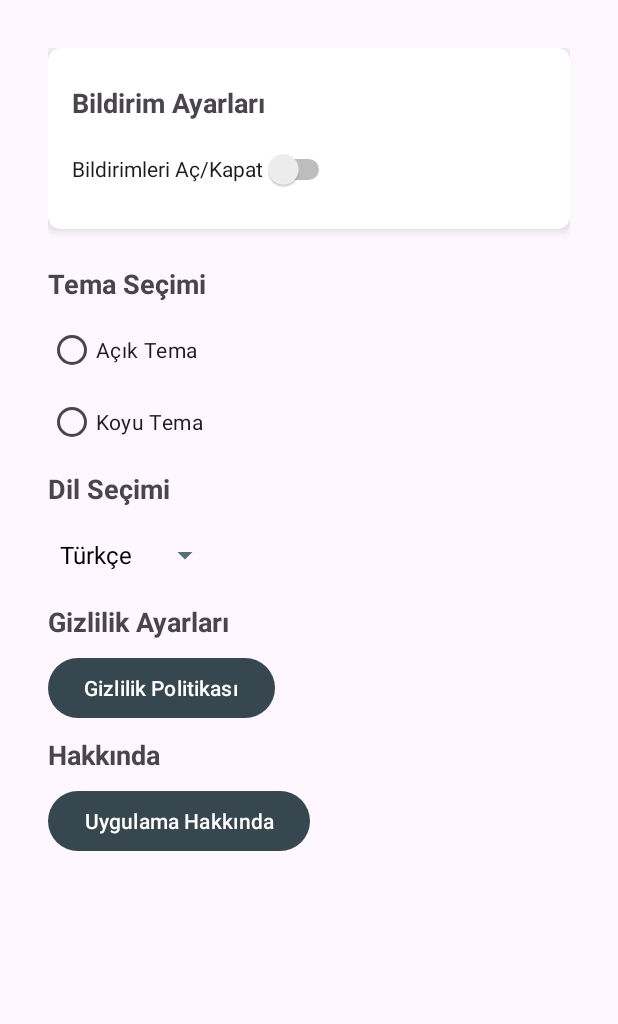
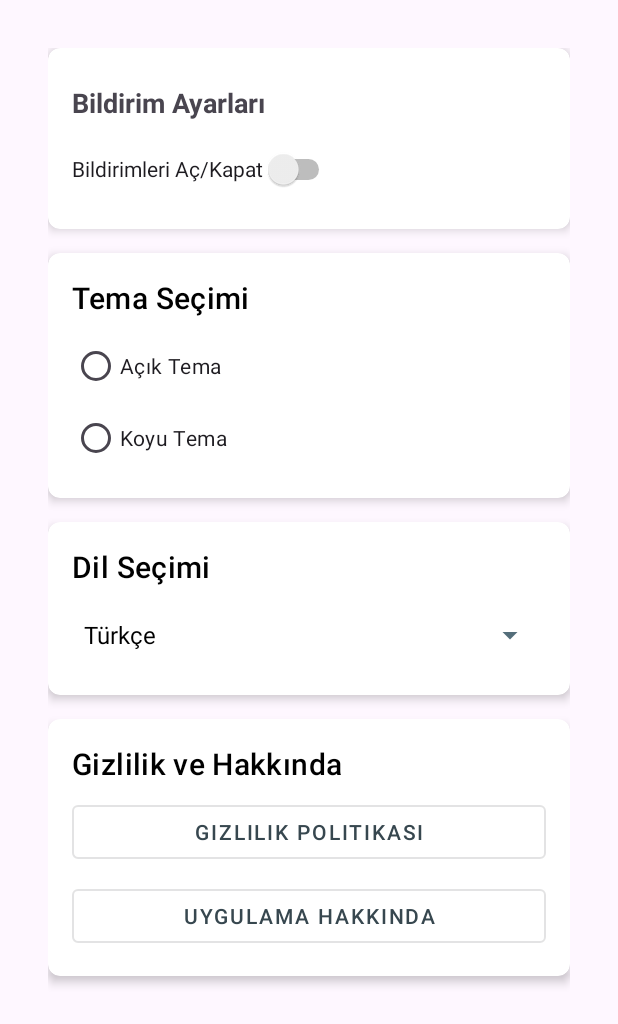
Before and after one commit to feyzullahdurasi/Kuafo-rApp, an Android app: the layout fragment_settings.xml on its own in the app's theme, with its tools: preview values and no code run, on a phone screen of 412 x 824 dp. Shown: the top 1024 px of the screen. Run offline under Robolectric (Android 15) with nearby library versions, the light colour scheme and no system bars.

```diff
--- /dev/null
+++ b/app/src/main/res/drawable/baseline_share_24.xml
@@ -0,0 +1,5 @@
+<vector xmlns:android="http://schemas.android.com/apk/res/android" android:height="24dp" android:tint="#000000" android:viewportHeight="24" android:viewportWidth="24" android:width="24dp">
+
+    <path android:fillColor="@android:color/white" android:pathData="M18,16.08c-0.76,0 -1.44,0.3 -1.96,0.77L8.91,12.7c0.05,-0.23 0.09,-0.46 0.09,-0.7s-0.04,-0.47 -0.09,-0.7l7.05,-4.11c0.54,0.5 1.25,0.81 2.04,0.81 1.66,0 3,-1.34 3,-3s-1.34,-3 -3,-3 -3,1.34 -3,3c0,0.24 0.04,0.47 0.09,0.7L8.04,9.81C7.5,9.31 6.79,9 6,9c-1.66,0 -3,1.34 -3,3s1.34,3 3,3c0.79,0 1.5,-0.31 2.04,-0.81l7.12,4.16c-0.05,0.21 -0.08,0.43 -0.08,0.65 0,1.61 1.31,2.92 2.92,2.92 1.61,0 2.92,-1.31 2.92,-2.92s-1.31,-2.92 -2.92,-2.92z"/>
+
+</vector>
--- /dev/null
+++ b/app/src/main/res/drawable/circular_image_background.xml
@@ -0,0 +1,6 @@
+<?xml version="1.0" encoding="utf-8"?>
+<shape
+    xmlns:android="http://schemas.android.com/apk/res/android">
+    <corners android:radius="50dp" />
+    <solid android:color="@android:color/darker_gray" />
+</shape>
--- /dev/null
+++ b/app/src/main/res/drawable/rounded_rating_background.xml
@@ -0,0 +1,6 @@
+<?xml version="1.0" encoding="utf-8"?>
+<shape
+    xmlns:android="http://schemas.android.com/apk/res/android">
+    <solid android:color="@color/blue" />
+    <corners android:radius="12dp" />
+</shape>
--- a/app/src/main/res/layout/fragment_settings.xml
+++ b/app/src/main/res/layout/fragment_settings.xml
@@ -1,5 +1,5 @@
 <?xml version="1.0" encoding="utf-8"?>
-<ScrollView
+<androidx.core.widget.NestedScrollView
     xmlns:android="http://schemas.android.com/apk/res/android"
     xmlns:tools="http://schemas.android.com/tools"
     android:layout_width="match_parent"
@@ -44,77 +44,114 @@
             </LinearLayout>
         </com.google.android.material.card.MaterialCardView>
         <!-- Tema Ayarları -->
+        <com.google.android.material.card.MaterialCardView
+            android:layout_width="match_parent"
+            android:layout_height="wrap_content"
+            android:layout_marginBottom="16dp"
+            app:cardCornerRadius="8dp"
+            app:cardElevation="4dp">
+
+            <LinearLayout
+                android:layout_width="match_parent"
+                android:layout_height="wrap_content"
+                android:orientation="vertical"
+                android:padding="16dp">
+
                 <TextView
                     android:layout_width="wrap_content"
                     android:layout_height="wrap_content"
                     android:text="Tema Seçimi"
-            android:textStyle="bold"
-            android:textSize="18sp"
-            android:paddingVertical="8dp" />
+                    android:textAppearance="?attr/textAppearanceHeadline6"
+                    android:layout_marginBottom="8dp"/>
 
                 <RadioGroup
                     android:id="@+id/themeRadioGroup"
-            android:layout_width="wrap_content"
+                    android:layout_width="match_parent"
                     android:layout_height="wrap_content">
 
-            <RadioButton
+                    <com.google.android.material.radiobutton.MaterialRadioButton
                         android:id="@+id/lightThemeButton"
-                android:layout_width="wrap_content"
+                        android:layout_width="match_parent"
                         android:layout_height="wrap_content"
                         android:text="Açık Tema" />
 
-            <RadioButton
+                    <com.google.android.material.radiobutton.MaterialRadioButton
                         android:id="@+id/darkThemeButton"
-                android:layout_width="wrap_content"
+                        android:layout_width="match_parent"
                         android:layout_height="wrap_content"
                         android:text="Koyu Tema" />
                 </RadioGroup>
+            </LinearLayout>
+        </com.google.android.material.card.MaterialCardView>
 
         <!-- Dil Ayarları -->
+        <com.google.android.material.card.MaterialCardView
+            android:layout_width="match_parent"
+            android:layout_height="wrap_content"
+            android:layout_marginBottom="16dp"
+            app:cardCornerRadius="8dp"
+            app:cardElevation="4dp">
+
+        <LinearLayout
+            android:layout_width="match_parent"
+            android:layout_height="wrap_content"
+            android:orientation="vertical"
+            android:padding="16dp">
+
             <TextView
                 android:layout_width="wrap_content"
                 android:layout_height="wrap_content"
                 android:text="Dil Seçimi"
-            android:textStyle="bold"
-            android:textSize="18sp"
-            android:paddingVertical="8dp" />
+                android:textAppearance="?attr/textAppearanceHeadline6"
+                android:layout_marginBottom="8dp"/>
 
             <Spinner
                 android:id="@+id/languageSpinner"
-            android:layout_width="wrap_content"
+                android:layout_width="match_parent"
                 android:layout_height="wrap_content"
                 android:entries="@array/languages"
                 android:minHeight="48dp" />
 
+        </LinearLayout>
+        </com.google.android.material.card.MaterialCardView>
+
         <!-- Gizlilik Ayarları -->
+        <com.google.android.material.card.MaterialCardView
+            android:layout_width="match_parent"
+            android:layout_height="wrap_content"
+            android:layout_marginBottom="16dp"
+            app:cardCornerRadius="8dp"
+            app:cardElevation="4dp">
+
+            <LinearLayout
+                android:layout_width="match_parent"
+                android:layout_height="wrap_content"
+                android:orientation="vertical"
+                android:padding="16dp">
+
                 <TextView
                     android:layout_width="wrap_content"
                     android:layout_height="wrap_content"
-            android:text="Gizlilik Ayarları"
-            android:textStyle="bold"
-            android:textSize="18sp"
-            android:paddingVertical="8dp" />
+                    android:text="Gizlilik ve Hakkında"
+                    android:textAppearance="?attr/textAppearanceHeadline6"
+                    android:layout_marginBottom="8dp"/>
 
-        <Button
+                <com.google.android.material.button.MaterialButton
                     android:id="@+id/privacyPolicyButton"
-            android:layout_width="wrap_content"
+                    android:layout_width="match_parent"
                     android:layout_height="wrap_content"
-            android:text="Gizlilik Politikası" />
+                    android:text="Gizlilik Politikası"
+                    android:layout_marginBottom="8dp"
+                    style="@style/Widget.MaterialComponents.Button.OutlinedButton"/>
 
-        <!-- Hakkında -->
-        <TextView
-            android:layout_width="wrap_content"
+                <com.google.android.material.button.MaterialButton
+                    android:id="@+id/aboutButton"
+                    android:layout_width="match_parent"
                     android:layout_height="wrap_content"
-            android:text="Hakkında"
-            android:textStyle="bold"
-            android:textSize="18sp"
-            android:paddingVertical="8dp" />
-
-        <Button
-            android:id="@+id/aboutButton"
-            android:layout_width="wrap_content"
-            android:layout_height="wrap_content"
-            android:text="Uygulama Hakkında" />
+                    android:text="Uygulama Hakkında"
+                    style="@style/Widget.MaterialComponents.Button.OutlinedButton"/>
+            </LinearLayout>
+        </com.google.android.material.card.MaterialCardView>
 
     </LinearLayout>
-</ScrollView>
+</androidx.core.widget.NestedScrollView>
```
Also changed, not shown: app/src/main/java/com/example/kuafrapp/View/BarberDetailActivity.kt (+25 -3 lines), app/src/main/java/com/example/kuafrapp/viewmodel/BarberDetailViewModel.kt (+27 -8 lines), app/src/main/java/com/example/kuafrapp/viewmodel/HomeViewModel.kt (+50 -32 lines), app/src/main/res/layout/activity_barber_detail.xml (+14 -1 lines), app/src/main/res/layout/barber_recycler_row.xml (+55 -20 lines). Lines whose indentation alone changed are shown as unchanged.
